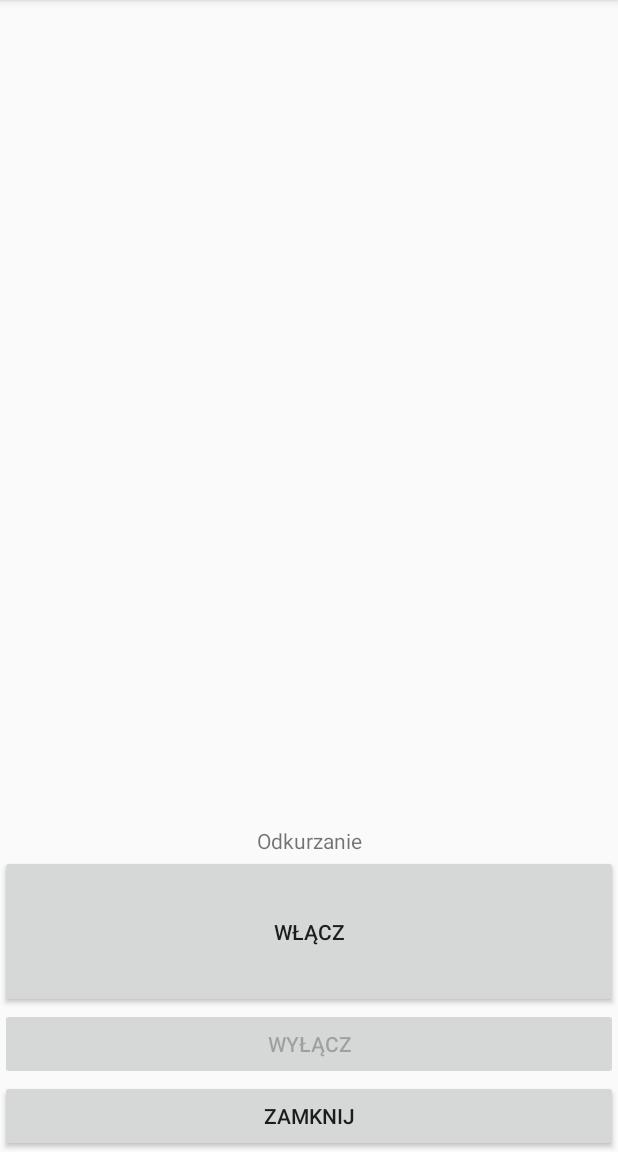
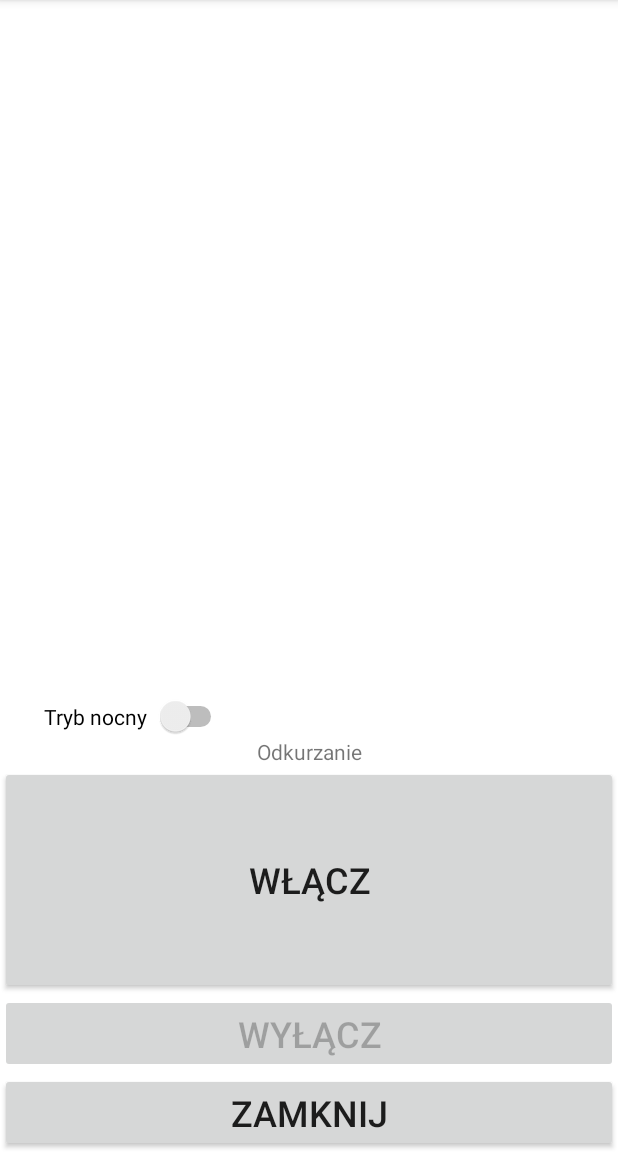
Before and after one commit to wgawel/Odkurzacz, an Android app: the screen it shows after launch (MainActivity), on a phone screen of 412 x 824 dp, the part 84-1236 px from its top. Run offline under Robolectric (Android 15) with nearby library versions, the phone set to English and light mode, and no system bars.

Commit message:
Add night mode with switch.

```diff
--- a/app/src/main/java/soliddev/pl/odkurzacz/MainActivity.java
+++ b/app/src/main/java/soliddev/pl/odkurzacz/MainActivity.java
@@ -1,17 +1,23 @@
 package soliddev.pl.odkurzacz;
 
 import android.content.Intent;
+import android.os.Bundle;
 import android.support.v7.app.AppCompatActivity;
-import android.os.Bundle;
 import android.view.View;
 import android.widget.Button;
+import android.widget.CompoundButton;
+import android.widget.Switch;
+import android.widget.TextView;
 
-public class MainActivity extends AppCompatActivity implements View.OnClickListener {
+public class MainActivity extends AppCompatActivity implements View.OnClickListener, CompoundButton.OnCheckedChangeListener {
 
     private static final String BTN_STATE = "BTN_STATE";
     private Button btnStart;
     private Button btnStop;
     private Button btnClose;
+    private Switch switchNightMode;
+    private View generalLayout;
+    private TextView titleLabel;
 
     @Override
     protected void onCreate(Bundle savedInstanceState) {
@@ -21,10 +27,14 @@ public class MainActivity extends AppCompatActivity implements View.OnClickListe
         btnStart = (Button) findViewById(R.id.btnStart);
         btnStop = (Button) findViewById(R.id.btnStop);
         btnClose = (Button) findViewById(R.id.btnClose);
+        switchNightMode = (Switch) findViewById(R.id.switchNightMode);
+        generalLayout = (View) findViewById(R.id.generalLayout);
+        titleLabel = (TextView) findViewById(R.id.titleLabel);
 
         btnStart.setOnClickListener(this);
         btnStop.setOnClickListener(this);
         btnClose.setOnClickListener(this);
+        switchNightMode.setOnCheckedChangeListener(this);
         btnStart.setEnabled(true);
         btnStop.setEnabled(false);
         btnClose.setEnabled(true);
@@ -36,11 +46,24 @@ public class MainActivity extends AppCompatActivity implements View.OnClickListe
         btnStart.setEnabled(btnState[0]);
         btnStop.setEnabled(btnState[1]);
         btnClose.setEnabled(btnState[2]);
+
+        boolean nightMode = btnState[3];
+        switchNightMode.setChecked(nightMode);
+        if (nightMode) {
+            switchToNightMode();
+        } else {
+            switchToNotNightMode();
+        }
     }
 
     @Override
     public void onSaveInstanceState(Bundle outState) {
-        boolean[] btnState = {btnStart.isEnabled(), btnStop.isEnabled(), btnClose.isEnabled()};
+        boolean[] btnState = {
+                btnStart.isEnabled(),
+                btnStop.isEnabled(),
+                btnClose.isEnabled(),
+                switchNightMode.isChecked()
+        };
         outState.putBooleanArray(BTN_STATE, btnState);
 
         // call superclass to save any view hierarchy
@@ -68,4 +91,25 @@ public class MainActivity extends AppCompatActivity implements View.OnClickListe
             finish();
         }
     }
+
+    @Override
+    public void onCheckedChanged(CompoundButton buttonView, boolean isChecked) {
+        if (isChecked) {
+            switchToNightMode();
+        } else {
+            switchToNotNightMode();
+        }
+    }
+
+    private void switchToNightMode() {
+        generalLayout.setBackgroundColor(getResources().getColor(R.color.colorBackgroundNightMode));
+        switchNightMode.setTextColor(getResources().getColor(R.color.colorControllerTextNightMode));
+        titleLabel.setTextColor(getResources().getColor(R.color.colorControllerTextNightMode));
+    }
+
+    private void switchToNotNightMode() {
+        generalLayout.setBackgroundColor(getResources().getColor(R.color.colorBackgroundNotNightMode));
+        switchNightMode.setTextColor(getResources().getColor(R.color.colorControllerTextNotNightMode));
+        titleLabel.setTextColor(getResources().getColor(R.color.colorControllerTextNotNightMode));
+    }
 }
--- a/app/src/main/res/layout/activity_main.xml
+++ b/app/src/main/res/layout/activity_main.xml
@@ -2,39 +2,56 @@
 <RelativeLayout xmlns:android="http://schemas.android.com/apk/res/android"
     xmlns:app="http://schemas.android.com/apk/res-auto"
     xmlns:tools="http://schemas.android.com/tools"
+    android:id="@+id/generalLayout"
     android:layout_width="match_parent"
     android:layout_height="match_parent"
+    android:background="@color/colorBackgroundNotNightMode"
     tools:context="soliddev.pl.odkurzacz.MainActivity">
 
     <LinearLayout
+        android:id="@+id/controllerLayout"
         android:layout_width="match_parent"
         android:layout_height="wrap_content"
         android:orientation="vertical"
         android:layout_alignParentBottom="true"
         android:layout_alignParentStart="true">
 
+        <Switch
+            android:id="@+id/switchNightMode"
+            android:layout_width="151dp"
+            android:layout_height="wrap_content"
+            android:switchPadding="5dp"
+            android:text="Tryb nocny"
+            android:textAlignment="viewEnd" />
+
         <TextView
+            android:id="@+id/titleLabel"
             android:layout_width="match_parent"
             android:layout_height="wrap_content"
             android:text="Odkurzanie"
             android:textAlignment="center" />
+
         <Button
             android:id="@+id/btnStart"
             android:layout_width="match_parent"
-            android:layout_height="102dp"
-            android:text="Włącz" />
+            android:layout_height="152dp"
+            android:text="Włącz"
+            android:textSize="24sp" />
 
         <Button
             android:id="@+id/btnStop"
             android:layout_width="match_parent"
             android:layout_height="wrap_content"
-            android:text="Wyłącz" />
+            android:text="Wyłącz"
+            android:textSize="24sp" />
 
         <Button
             android:id="@+id/btnClose"
             android:layout_width="match_parent"
             android:layout_height="wrap_content"
-            android:text="Zamknij" />
+            android:text="Zamknij"
+            android:textSize="24sp" />
 
     </LinearLayout>
+
 </RelativeLayout>
--- a/app/src/main/res/values/colors.xml
+++ b/app/src/main/res/values/colors.xml
@@ -3,4 +3,8 @@
     <color name="colorPrimary">#3F51B5</color>
     <color name="colorPrimaryDark">#303F9F</color>
     <color name="colorAccent">#FF4081</color>
+    <color name="colorBackgroundNightMode">#000000</color>
+    <color name="colorBackgroundNotNightMode">#FFFFFF</color>
+    <color name="colorControllerTextNotNightMode">#000000</color>
+    <color name="colorControllerTextNightMode">#F7F7F7</color>
 </resources>
```
